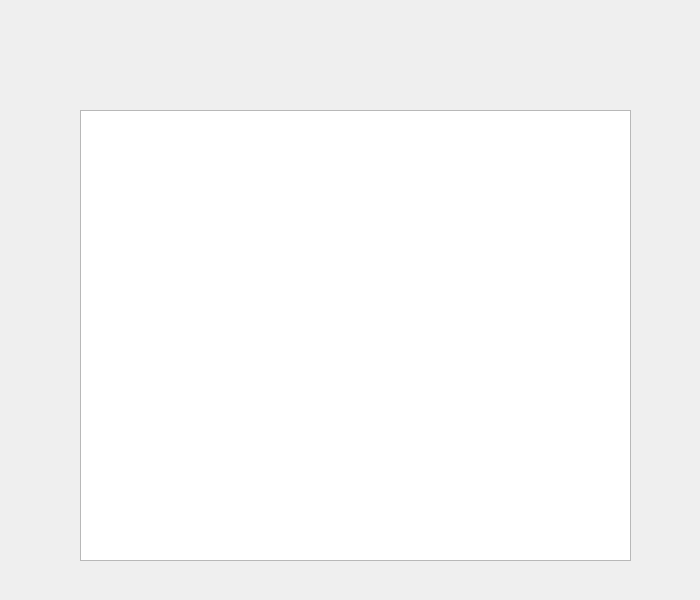
Above: HARD_DETECTION/mainwindow.ui from ShameBidar/HARD_DETECTION before the change. Below: the same form after it.
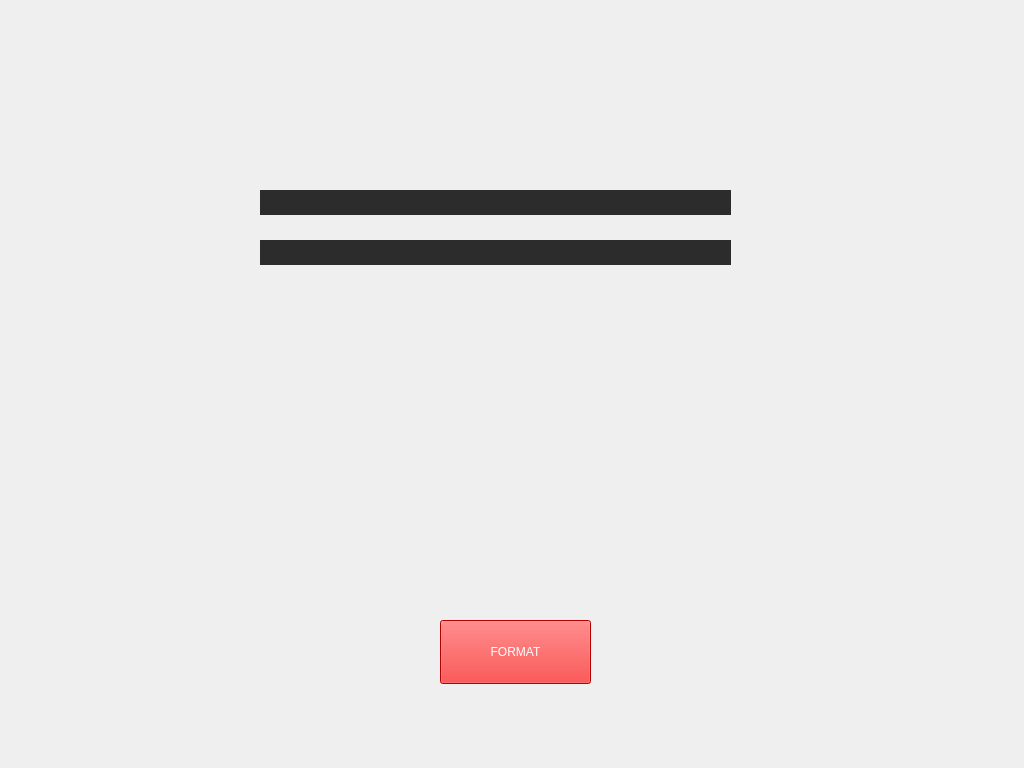
That is the form after the change. Icons and pictures are not drawn.

The edit to the form file:
```diff
--- a/HARD_DETECTION/mainwindow.ui
+++ b/HARD_DETECTION/mainwindow.ui
@@ -6,22 +6,137 @@
    <rect>
     <x>0</x>
     <y>0</y>
-    <width>700</width>
-    <height>600</height>
+    <width>1024</width>
+    <height>768</height>
    </rect>
   </property>
   <property name="windowTitle">
    <string>MainWindow</string>
   </property>
+  <property name="styleSheet">
+   <string notr="true"/>
+  </property>
   <widget class="QWidget" name="centralwidget">
-   <widget class="QListView" name="listView">
+   <property name="styleSheet">
+    <string notr="true">#centralwidget {background-image: url(:/diskutility.jpg);}</string>
+   </property>
+   <widget class="QLabel" name="lbl_filesys">
     <property name="geometry">
      <rect>
-      <x>80</x>
-      <y>110</y>
-      <width>551</width>
-      <height>451</height>
+      <x>690</x>
+      <y>457</y>
+      <width>230</width>
+      <height>30</height>
      </rect>
+    </property>
+    <property name="font">
+     <font>
+      <family>DejaVu Sans</family>
+      <pointsize>12</pointsize>
+      <weight>75</weight>
+      <bold>true</bold>
+     </font>
+    </property>
+    <property name="styleSheet">
+     <string notr="true">color: rgb(63, 169, 245);
+</string>
+    </property>
+    <property name="text">
+     <string/>
+    </property>
+   </widget>
+   <widget class="QLabel" name="lbl_device">
+    <property name="geometry">
+     <rect>
+      <x>690</x>
+      <y>509</y>
+      <width>230</width>
+      <height>30</height>
+     </rect>
+    </property>
+    <property name="font">
+     <font>
+      <family>DejaVu Sans</family>
+      <pointsize>12</pointsize>
+      <weight>75</weight>
+      <bold>true</bold>
+     </font>
+    </property>
+    <property name="styleSheet">
+     <string notr="true">color: rgb(63, 169, 245);
+</string>
+    </property>
+    <property name="text">
+     <string/>
+    </property>
+   </widget>
+   <widget class="QPushButton" name="btn_disk_1">
+    <property name="geometry">
+     <rect>
+      <x>260</x>
+      <y>190</y>
+      <width>471</width>
+      <height>25</height>
+     </rect>
+    </property>
+    <property name="font">
+     <font>
+      <family>DejaVu Sans</family>
+      <pointsize>13</pointsize>
+      <weight>75</weight>
+      <bold>true</bold>
+     </font>
+    </property>
+    <property name="styleSheet">
+     <string notr="true">background-color: rgb(44, 44, 44);
+color: rgb(63, 169, 245);
+border: 0px;</string>
+    </property>
+    <property name="text">
+     <string/>
+    </property>
+   </widget>
+   <widget class="QPushButton" name="btn_disk_2">
+    <property name="geometry">
+     <rect>
+      <x>260</x>
+      <y>240</y>
+      <width>471</width>
+      <height>25</height>
+     </rect>
+    </property>
+    <property name="font">
+     <font>
+      <family>DejaVu Sans</family>
+      <pointsize>12</pointsize>
+      <weight>75</weight>
+      <bold>true</bold>
+     </font>
+    </property>
+    <property name="styleSheet">
+     <string notr="true">background-color: rgb(44, 44, 44);
+color: rgb(63, 169, 245);
+border: 0px;</string>
+    </property>
+    <property name="text">
+     <string/>
+    </property>
+   </widget>
+   <widget class="QPushButton" name="btn_format">
+    <property name="geometry">
+     <rect>
+      <x>440</x>
+      <y>620</y>
+      <width>151</width>
+      <height>64</height>
+     </rect>
+    </property>
+    <property name="styleSheet">
+     <string notr="true">background-color: rgb(255, 0, 0);
+color: rgb(255, 255, 255);</string>
+    </property>
+    <property name="text">
+     <string>FORMAT</string>
     </property>
    </widget>
   </widget>
```
